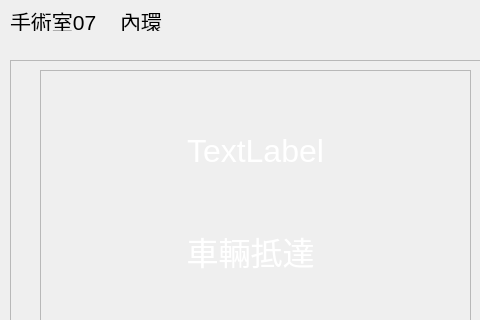
kimurajz-create/amr-task-system, file desktop_software/desk_client.ui: the form before one commit; both pictures show x 0 to 480 and y 0 to 320 of the 800 by 600 pixel window.
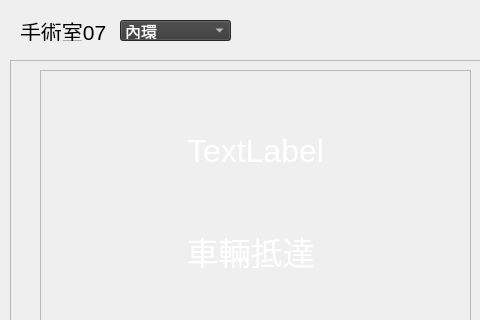
The form after the commit.

What changed in the file:
```diff
--- a/desktop_software/desk_client.ui
+++ b/desktop_software/desk_client.ui
@@ -400,8 +400,8 @@
    <widget class="QLabel" name="label_5">
     <property name="geometry">
      <rect>
-      <x>10</x>
-      <y>10</y>
+      <x>20</x>
+      <y>20</y>
       <width>101</width>
       <height>21</height>
      </rect>
@@ -432,24 +432,6 @@
      <bool>true</bool>
     </property>
    </widget>
-   <widget class="QLabel" name="lbl_env">
-    <property name="geometry">
-     <rect>
-      <x>120</x>
-      <y>10</y>
-      <width>101</width>
-      <height>21</height>
-     </rect>
-    </property>
-    <property name="font">
-     <font>
-      <pointsize>16</pointsize>
-     </font>
-    </property>
-    <property name="text">
-     <string>內環</string>
-    </property>
-   </widget>
    <widget class="QLabel" name="lbl_status_v1">
     <property name="geometry">
      <rect>
@@ -490,6 +472,37 @@
      <set>Qt::AlignCenter</set>
     </property>
    </widget>
+   <widget class="QComboBox" name="cmb_env">
+    <property name="geometry">
+     <rect>
+      <x>120</x>
+      <y>20</y>
+      <width>111</width>
+      <height>21</height>
+     </rect>
+    </property>
+    <property name="styleSheet">
+     <string notr="true">QComboBox {
+    color: white;                  /* 白字 */
+    font-size: 16px;               /* 字體大小 */
+	background-color:#393939;
+}
+
+QComboBox QAbstractItemView {
+    background-color: #1E70BF;     /* 滑鼠移上去變色 */
+}</string>
+    </property>
+    <item>
+     <property name="text">
+      <string>內環</string>
+     </property>
+    </item>
+    <item>
+     <property name="text">
+      <string>外環</string>
+     </property>
+    </item>
+   </widget>
   </widget>
   <widget class="QMenuBar" name="menubar">
    <property name="geometry">
```
